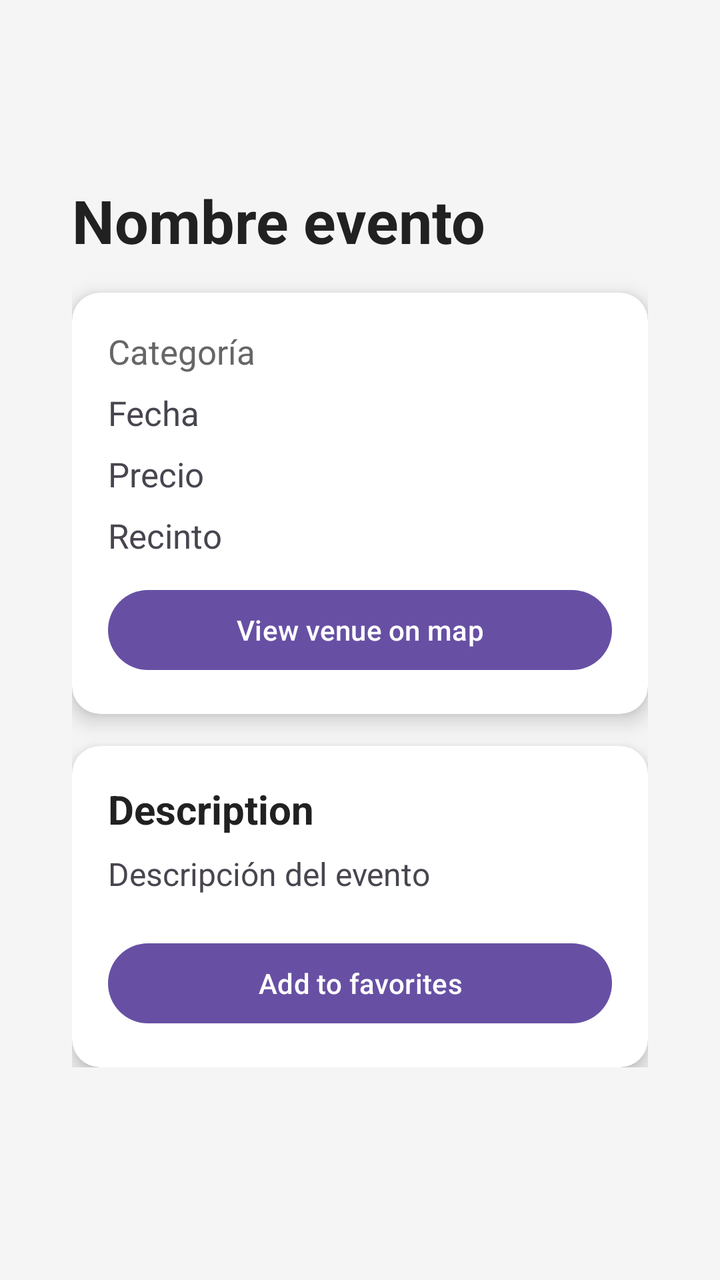
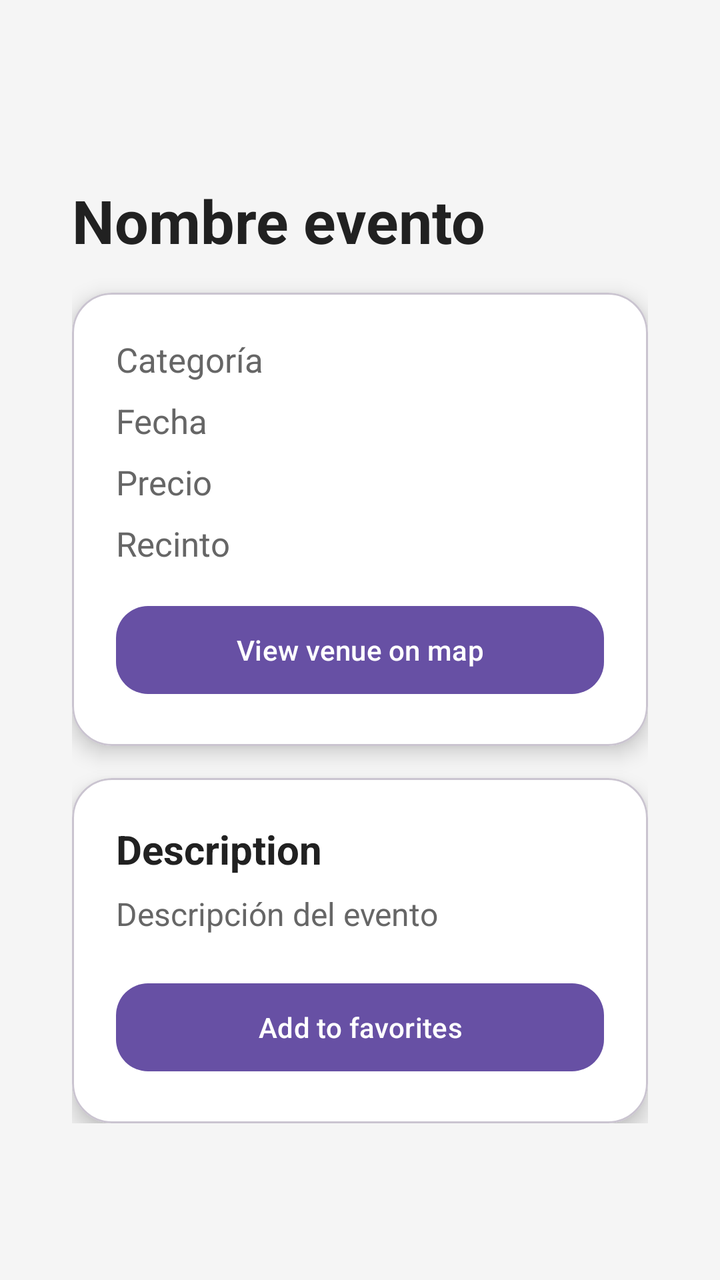

Before-and-after screenshots of an Android layout around one commit, followed by the original layout XML and the change that was made.
<!-- AndroidManifest.xml: application theme Theme.AppEventia -->
<!-- res/layout/activity_evento_detail.xml -->
<?xml version="1.0" encoding="utf-8"?>
<ScrollView
    xmlns:android="http://schemas.android.com/apk/res/android"
    xmlns:card_view="http://schemas.android.com/apk/res-auto"
    android:layout_width="match_parent"
    android:layout_height="match_parent"
    android:paddingTop="70dp"
    android:paddingBottom="16dp"
    android:paddingHorizontal="16dp"
    android:background="#F5F5F5">

    <LinearLayout
        android:layout_width="match_parent"
        android:layout_height="wrap_content"
        android:orientation="vertical"
        android:padding="20dp">

        <TextView
            android:id="@+id/detailNombreText"
            android:layout_width="match_parent"
            android:layout_height="wrap_content"
            android:text="Nombre evento"
            android:textSize="30sp"
            android:textStyle="bold"
            android:textColor="#212121"
            android:layout_marginBottom="16dp"/>

        <androidx.cardview.widget.CardView
            android:layout_width="match_parent"
            android:layout_height="wrap_content"
            android:layout_marginBottom="16dp"
            card_view:cardCornerRadius="14dp"
            card_view:cardElevation="6dp">

            <LinearLayout
                android:layout_width="match_parent"
                android:layout_height="wrap_content"
                android:orientation="vertical"
                android:padding="18dp">

                <TextView
                    android:id="@+id/detailCategoriaText"
                    android:layout_width="match_parent"
                    android:layout_height="wrap_content"
                    android:text="Categoría"
                    android:textSize="17sp"
                    android:textColor="#666666"
                    android:layout_marginBottom="8dp"/>

                <TextView
                    android:id="@+id/detailFechaText"
                    android:layout_width="match_parent"
                    android:layout_height="wrap_content"
                    android:text="Fecha"
                    android:textSize="17sp"
                    android:layout_marginBottom="8dp"/>

                <TextView
                    android:id="@+id/detailPrecioText"
                    android:layout_width="match_parent"
                    android:layout_height="wrap_content"
                    android:text="Precio"
                    android:textSize="17sp"
                    android:layout_marginBottom="8dp"/>

                <TextView
                    android:id="@+id/detailRecintoText"
                    android:layout_width="match_parent"
                    android:layout_height="wrap_content"
                    android:text="Recinto"
                    android:textSize="17sp"/>

                <Button
                    android:id="@+id/openMapButton"
                    android:layout_width="match_parent"
                    android:layout_height="wrap_content"
                    android:layout_marginTop="12dp"
                    android:text="@string/view_venue_on_map" />

            </LinearLayout>
        </androidx.cardview.widget.CardView>

        <androidx.cardview.widget.CardView
            android:layout_width="match_parent"
            android:layout_height="wrap_content"
            card_view:cardCornerRadius="14dp"
            card_view:cardElevation="6dp">

            <LinearLayout
                android:layout_width="match_parent"
                android:layout_height="wrap_content"
                android:orientation="vertical"
                android:padding="18dp">

                <TextView
                    android:layout_width="match_parent"
                    android:layout_height="wrap_content"
                    android:text="@string/description"
                    android:textSize="20sp"
                    android:textStyle="bold"
                    android:textColor="#212121"
                    android:layout_marginBottom="8dp"/>

                <TextView
                    android:id="@+id/detailDescripcionText"
                    android:layout_width="match_parent"
                    android:layout_height="wrap_content"
                    android:text="Descripción del evento"
                    android:textSize="16sp"
                    android:lineSpacingExtra="4dp"/>

                <Button
                    android:id="@+id/addFavoriteButton"
                    android:layout_width="match_parent"
                    android:layout_height="wrap_content"
                    android:text="@string/add_to_favorites"
                    android:layout_marginTop="20dp"/>

            </LinearLayout>
        </androidx.cardview.widget.CardView>

    </LinearLayout>
</ScrollView>
<!-- resources referenced by this layout -->
<resources>
  <string name="add_to_favorites">Add to favorites</string>
  <string name="description">Description</string>
  <string name="view_venue_on_map">View venue on map</string>
  <style name="Theme.AppEventia" parent="Base.Theme.AppEventia" />
  <style name="Base.Theme.AppEventia" parent="Theme.Material3.DayNight">
          
          
      </style>
</resources>

<!-- the commit's change to res/layout/activity_evento_detail.xml (unified diff, before → after) -->
@@ -1,7 +1,7 @@
 <?xml version="1.0" encoding="utf-8"?>
 <ScrollView
     xmlns:android="http://schemas.android.com/apk/res/android"
-    xmlns:card_view="http://schemas.android.com/apk/res-auto"
+    xmlns:app="http://schemas.android.com/apk/res-auto"
     android:layout_width="match_parent"
     android:layout_height="match_parent"
     android:paddingTop="70dp"
@@ -25,18 +25,19 @@
             android:textColor="#212121"
             android:layout_marginBottom="16dp"/>
 
-        <androidx.cardview.widget.CardView
+        <com.google.android.material.card.MaterialCardView
             android:layout_width="match_parent"
             android:layout_height="wrap_content"
             android:layout_marginBottom="16dp"
-            card_view:cardCornerRadius="14dp"
-            card_view:cardElevation="6dp">
+            app:cardCornerRadius="20dp"
+            app:cardElevation="6dp"
+            app:cardBackgroundColor="#FFFFFF">
 
             <LinearLayout
                 android:layout_width="match_parent"
                 android:layout_height="wrap_content"
                 android:orientation="vertical"
-                android:padding="18dp">
+                android:padding="22dp">
 
                 <TextView
                     android:id="@+id/detailCategoriaText"
@@ -53,6 +54,7 @@
                     android:layout_height="wrap_content"
                     android:text="Fecha"
                     android:textSize="17sp"
+                    android:textColor="#666666"
                     android:layout_marginBottom="8dp"/>
 
                 <TextView
@@ -61,6 +63,7 @@
                     android:layout_height="wrap_content"
                     android:text="Precio"
                     android:textSize="17sp"
+                    android:textColor="#666666"
                     android:layout_marginBottom="8dp"/>
 
                 <TextView
@@ -68,29 +71,33 @@
                     android:layout_width="match_parent"
                     android:layout_height="wrap_content"
                     android:text="Recinto"
-                    android:textSize="17sp"/>
+                    android:textSize="17sp"
+                    android:textColor="#666666"/>
 
-                <Button
+                <com.google.android.material.button.MaterialButton
                     android:id="@+id/openMapButton"
                     android:layout_width="match_parent"
-                    android:layout_height="wrap_content"
-                    android:layout_marginTop="12dp"
-                    android:text="@string/view_venue_on_map" />
+                    android:layout_height="52dp"
+                    android:layout_marginTop="16dp"
+                    android:text="@string/view_venue_on_map"
+                    app:cornerRadius="16dp"/>
 
             </LinearLayout>
-        </androidx.cardview.widget.CardView>
 
-        <androidx.cardview.widget.CardView
+        </com.google.android.material.card.MaterialCardView>
+
+        <com.google.android.material.card.MaterialCardView
             android:layout_width="match_parent"
             android:layout_height="wrap_content"
-            card_view:cardCornerRadius="14dp"
-            card_view:cardElevation="6dp">
+            app:cardCornerRadius="20dp"
+            app:cardElevation="6dp"
+            app:cardBackgroundColor="#FFFFFF">
 
             <LinearLayout
                 android:layout_width="match_parent"
                 android:layout_height="wrap_content"
                 android:orientation="vertical"
-                android:padding="18dp">
+                android:padding="22dp">
 
                 <TextView
                     android:layout_width="match_parent"
@@ -107,17 +114,21 @@
                     android:layout_height="wrap_content"
                     android:text="Descripción del evento"
                     android:textSize="16sp"
+                    android:textColor="#666666"
                     android:lineSpacingExtra="4dp"/>
 
-                <Button
+                <com.google.android.material.button.MaterialButton
                     android:id="@+id/addFavoriteButton"
                     android:layout_width="match_parent"
-                    android:layout_height="wrap_content"
+                    android:layout_height="52dp"
                     android:text="@string/add_to_favorites"
-                    android:layout_marginTop="20dp"/>
+                    android:layout_marginTop="20dp"
+                    app:cornerRadius="16dp"/>
 
             </LinearLayout>
-        </androidx.cardview.widget.CardView>
+
+        </com.google.android.material.card.MaterialCardView>
 
     </LinearLayout>
+
 </ScrollView>
